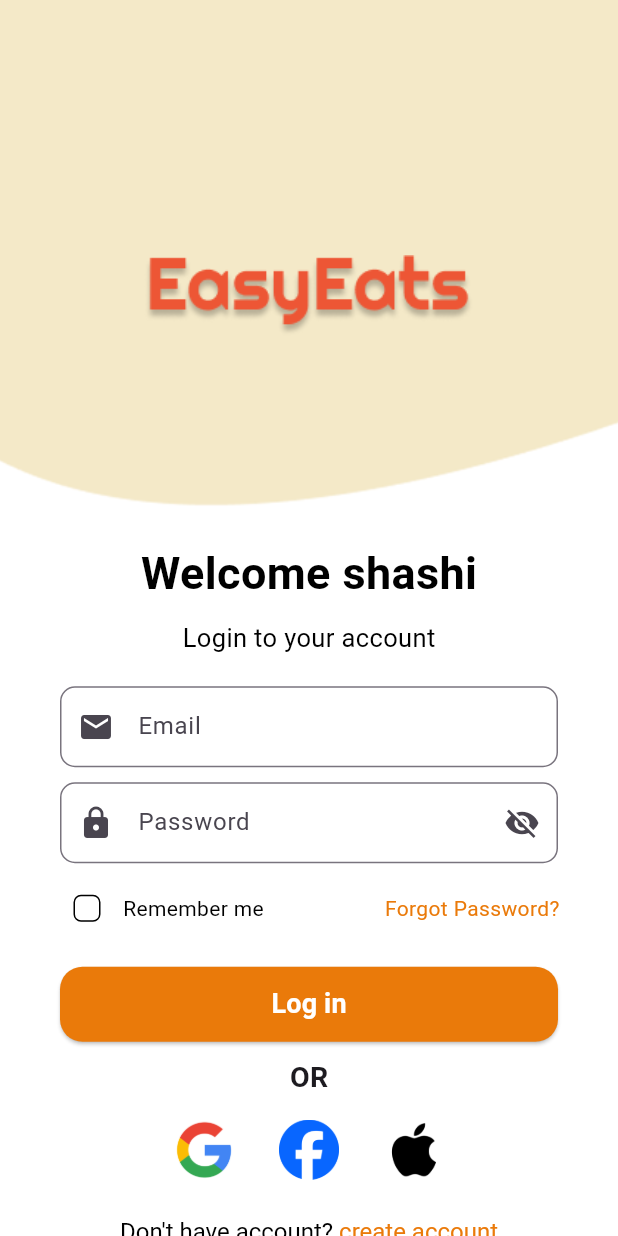
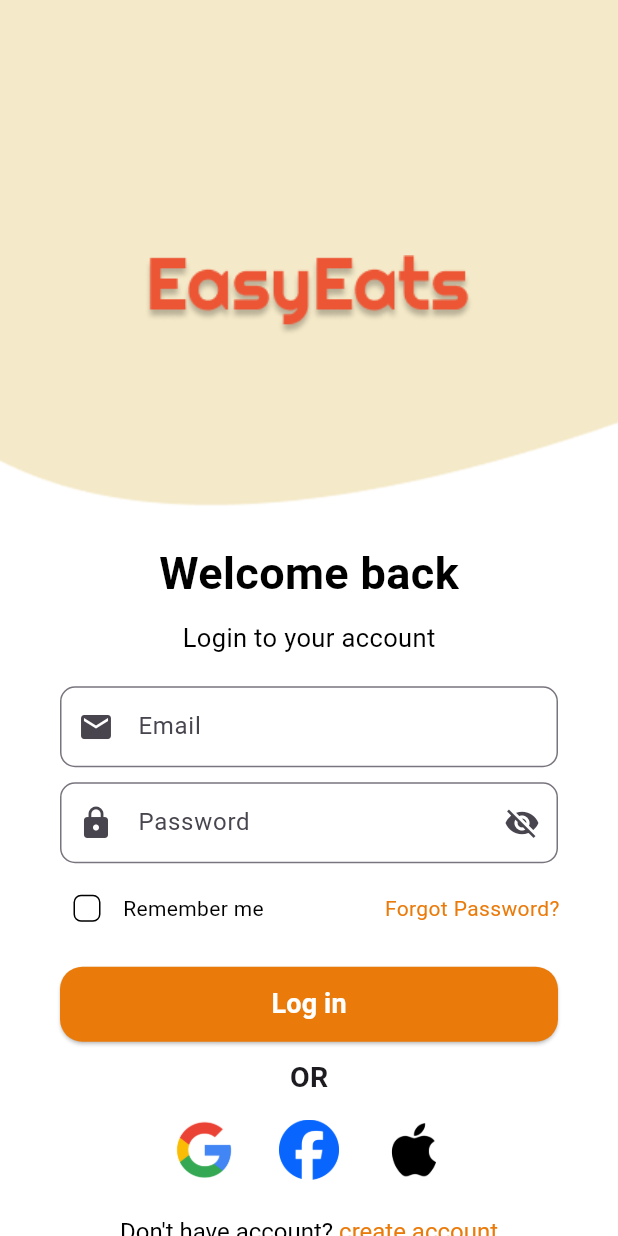
Before and after one commit to ssgamage/foodapp, a Flutter app: the screen it shows after launch, on a phone screen of 412 x 824 dp. Run offline on Flutter 3.47's test engine with Material 3 defaults, Android fonts, the phone set to English and light mode, and no system bars.

Commit message:
edit welcome back

```diff
--- a/lib/pages/validationFlow/login_page.dart
+++ b/lib/pages/validationFlow/login_page.dart
@@ -51,7 +51,7 @@ class _LoginPageState extends State<LoginPage> {
                       mainAxisAlignment: MainAxisAlignment.start,
                       children: [
                         const Text(
-                          'Welcome shashi',
+                          'Welcome back',
                           style: TextStyle(
                             fontSize: 30,
                             color: CustomColor.textBlack,
```
